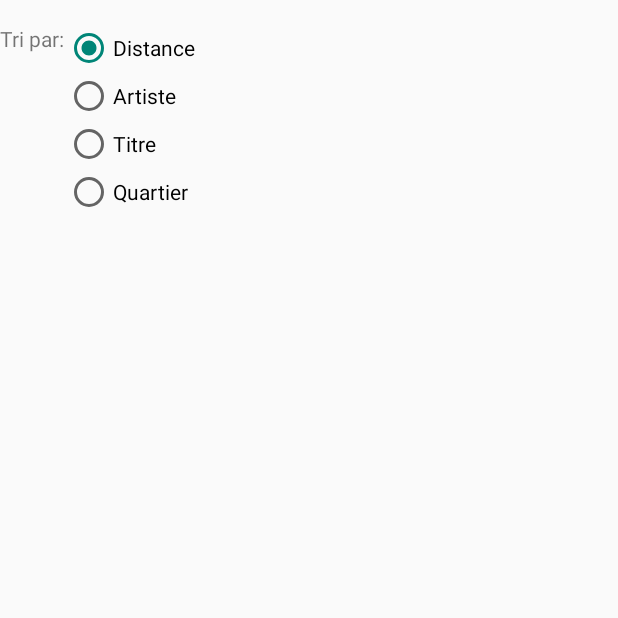
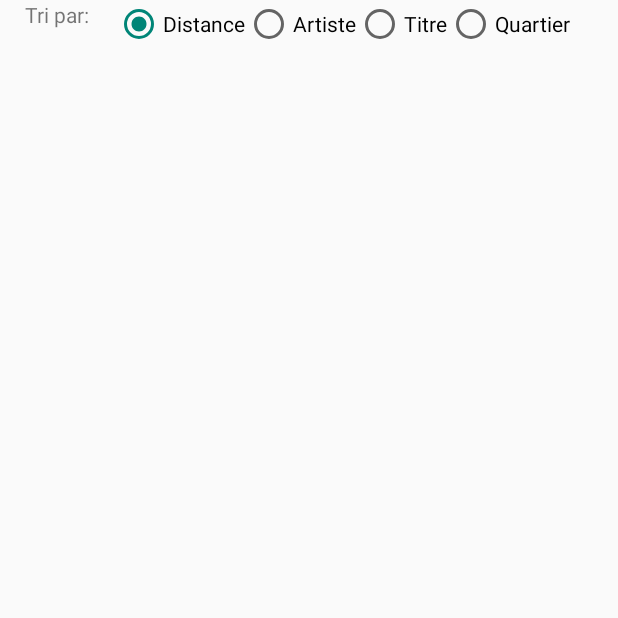
Before and after one commit to MaisonMONA/mona-android, an Android app: the ListViewActivity screen opened directly, with no data from a screen before it, on a phone screen of 412 x 824 dp, the top half of it. Run offline under Robolectric (Android 15) with nearby library versions, the phone set to English and light mode, and no system bars; 4 statements that could not run were skipped.

```diff
--- a/app/src/main/res/layout/listview_tri.xml
+++ b/app/src/main/res/layout/listview_tri.xml
@@ -1,72 +1,65 @@
 <?xml version="1.0" encoding="utf-8"?>
-<RelativeLayout xmlns:android="http://schemas.android.com/apk/res/android"
+<LinearLayout xmlns:android="http://schemas.android.com/apk/res/android"
     xmlns:tools="http://schemas.android.com/tools"
     android:layout_width="match_parent"
     android:layout_height="match_parent"
-    android:paddingBottom="@dimen/activity_vertical_margin"
-    android:paddingLeft="@dimen/activity_horizontal_margin"
-    android:paddingRight="@dimen/activity_horizontal_margin"
-    android:paddingTop="@dimen/activity_vertical_margin"
+    android:orientation="vertical"
     tools:context="com.example.dajc.tabs.ListViewActivity">
 
     <LinearLayout
-        android:orientation="vertical"
-        android:layout_width="match_parent"
-        android:layout_height="match_parent">
-
-        <LinearLayout
-            android:orientation="horizontal"
         android:layout_width="match_parent"
         android:layout_height="wrap_content">
 
         <TextView
+            android:id="@+id/texte_tri"
+            android:layout_width="match_parent"
+            android:layout_height="match_parent"
+            android:layout_weight="3"
+            android:textAlignment="center"
+            android:text="Tri par:"
+            android:textAppearance="?android:attr/textAppearanceSmall" />
+
+        <RadioGroup
+            android:id="@+id/rb_sort"
+            android:layout_width="447dp"
+            android:layout_height="wrap_content"
+            android:layout_weight="1"
+            android:orientation="horizontal">
+
+            <RadioButton
+                android:id="@+id/rb_distance"
                 android:layout_width="wrap_content"
                 android:layout_height="wrap_content"
-                android:textAppearance="?android:attr/textAppearanceSmall"
-                android:text="Tri par:"
-                android:id="@+id/texte_tri" />
+                android:checked="true"
+                android:text="Distance" />
 
-            <RadioGroup xmlns:android="http://schemas.android.com/apk/res/android"
-                android:layout_width="fill_parent"
-                android:layout_height="wrap_content"
-                android:orientation="vertical"
-                android:id="@+id/rb_sort">
             <RadioButton
+                android:id="@+id/rb_quartier"
                 android:layout_width="wrap_content"
                 android:layout_height="wrap_content"
-                    android:text="Distance"
-                    android:id="@+id/rb_distance"
-                    android:checked="true" />
+                android:checked="false"
+                android:text="Artiste" />
 
             <RadioButton
+                android:id="@+id/rb_title"
                 android:layout_width="wrap_content"
                 android:layout_height="wrap_content"
-                    android:text="Artiste"
-                    android:id="@+id/rb_quartier"
-                    android:checked="false" />
+                android:checked="false"
+                android:text="Titre" />
+
             <RadioButton
-                    android:layout_width="wrap_content"
-                    android:layout_height="wrap_content"
-                    android:text="Titre"
-                    android:id="@+id/rb_title"
-                    android:checked="false" />
-                <RadioButton
-                    android:layout_width="wrap_content"
-                    android:layout_height="wrap_content"
-                    android:text="Quartier"
                 android:id="@+id/rb_art"
-                    android:checked="false" />
+                android:layout_width="match_parent"
+                android:layout_height="match_parent"
+                android:checked="false"
+                android:text="Quartier" />
         </RadioGroup>
+
     </LinearLayout>
 
     <ListView
         android:id="@+id/listView"
-            android:layout_width="fill_parent"
-            android:layout_height="fill_parent"
-            android:divider="#000000"
-            android:dividerHeight=".5dp"
-            android:paddingLeft="1dp" /> />
+        android:layout_width="match_parent"
+        android:layout_height="wrap_content" />
 
 </LinearLayout>
-
-</RelativeLayout>
```
Also changed, not shown: app/src/main/res/layout/listview.xml (+13 -19 lines), app/src/main/res/layout/listview_tri_dropdown.xml (+14 -28 lines). Lines whose indentation alone changed are shown as unchanged.
